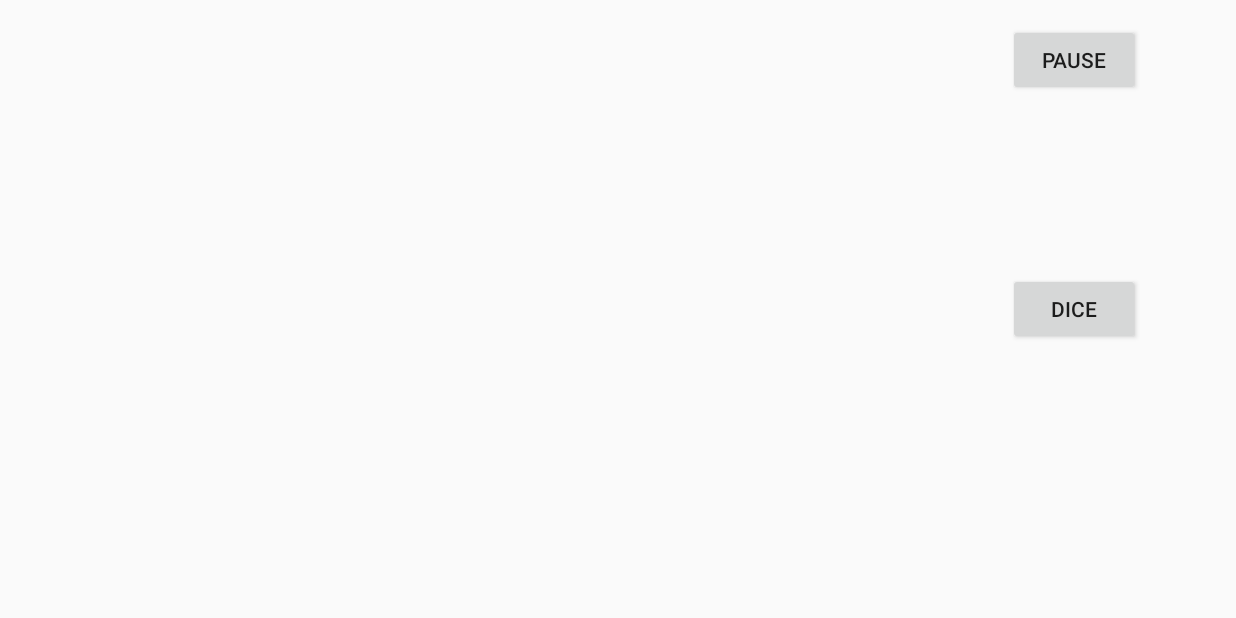
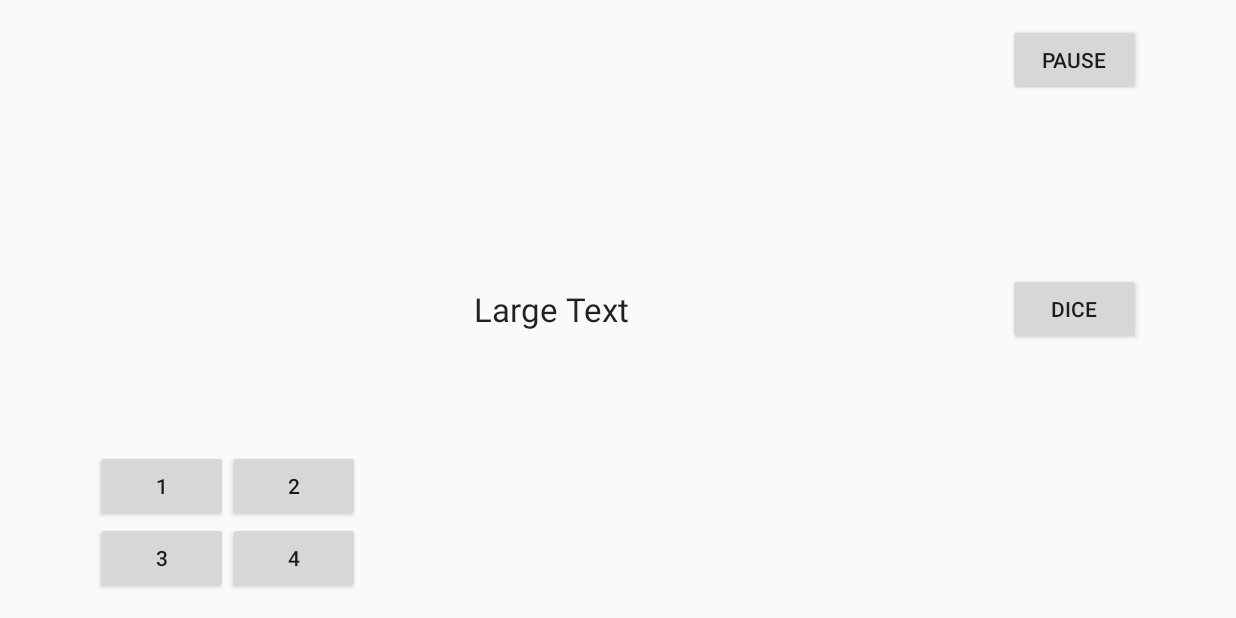
Before and after one commit to CarlosLeeGit/FlyingChess, an Android app: the ChessBoardAct screen opened directly, with no data from a screen before it, on a phone screen of 824 x 412 dp (held sideways). Run offline under Robolectric (Android 15) with nearby library versions, the phone set to English and light mode, and no system bars.

Commit message:
local game complete
2016.4.17 14:28

```diff
--- a/MyApplication/app/src/main/java/com/hy/lyx/fb/gw/wyx/lks/flyingchess/ChessBoard.java
+++ b/MyApplication/app/src/main/java/com/hy/lyx/fb/gw/wyx/lks/flyingchess/ChessBoard.java
@@ -6,7 +6,7 @@ import java.util.Random;
  * Created by karthur on 2016/4/9.
  */
 public class ChessBoard {//chess board data
-    public static final byte COLOR_RED=0,COLOR_GREEN=1,COLOR_BLUE=2,COLOR_WHITE=3;//玩家颜色
+    public static final int COLOR_RED=0,COLOR_GREEN=1,COLOR_BLUE=2,COLOR_WHITE=3;//玩家颜色
 
     private Dice dice;
     private Airplane[] airplanes;
@@ -14,25 +14,31 @@ public class ChessBoard {//chess board data
     public void init(){//call in game manager when a new game start
         dice = new Dice();
         airplanes=new Airplane[4];
+        airplanes[0]=new Airplane();
         airplanes[0].init();
+        airplanes[1]=new Airplane();
         airplanes[1].init();
+        airplanes[2]=new Airplane();
         airplanes[2].init();
+        airplanes[3]=new Airplane();
         airplanes[3].init();
+
     }
 
     public Dice getDice(){//call in game manager when user throw a dice
         return dice;
     }
 
-    public Airplane getAirplane(byte color){
+    public Airplane getAirplane(int color){
         return airplanes[color];
     }
+
 }
 
 class Airplane{
-    byte[] position;
+    int[] position;
     Airplane(){
-        position=new byte[4];
+        position=new int[4];
         init();
     }
     public void init(){
@@ -48,7 +54,7 @@ class Dice{
     public Dice(){
         r=new Random(System.currentTimeMillis());
     }
-    public byte roll(){
-        return (byte)(r.nextInt(5)+1);
+    public int roll(){
+        return (r.nextInt(6)+1);
     }
 }
--- a/MyApplication/app/src/main/java/com/hy/lyx/fb/gw/wyx/lks/flyingchess/ChessBoardAct.java
+++ b/MyApplication/app/src/main/java/com/hy/lyx/fb/gw/wyx/lks/flyingchess/ChessBoardAct.java
@@ -1,12 +1,16 @@
 package com.hy.lyx.fb.gw.wyx.lks.flyingchess;
 
 import android.content.Intent;
+import android.os.Handler;
+import android.os.Message;
 import android.support.v7.app.AppCompatActivity;
 import android.os.Bundle;
+import android.view.KeyEvent;
 import android.view.MotionEvent;
 import android.view.View;
 import android.widget.Button;
 import android.widget.RelativeLayout;
+import android.widget.TextView;
 
 import java.util.Timer;
 import java.util.TimerTask;
@@ -15,6 +19,19 @@ public class ChessBoardAct extends AppCompatActivity {
     RelativeLayout frame;
     Timer screenTimer,closeTimer;
     Button pause,dice;
+    Button r1,r2,r3,r4;
+    static TextView tv;
+    static Handler handler=new Handler() {
+        @Override
+        public void handleMessage(Message msg){
+            switch (msg.what){
+                case 1:
+                {
+                    tv.setText(msg.getData().getString("hh"));
+                }
+            }
+        }
+    };
     @Override
     protected void onCreate(Bundle savedInstanceState) {
         //ui setting
@@ -29,6 +46,11 @@ public class ChessBoardAct extends AppCompatActivity {
         closeTimer=new Timer();
         pause=(Button)findViewById(R.id.pause);
         dice=(Button)findViewById(R.id.dice);
+        r1=(Button)findViewById(R.id.R1);
+        r2=(Button)findViewById(R.id.R2);
+        r3=(Button)findViewById(R.id.R3);
+        r4=(Button)findViewById(R.id.R4);
+        tv = (TextView)findViewById(R.id.textView);
         //trigger
         frame.setOnTouchListener(new View.OnTouchListener() {
             @Override
@@ -68,6 +90,42 @@ public class ChessBoardAct extends AppCompatActivity {
             }
         });
         /////////////////add four plane trigger and when click a plane, we should call game manager :: choosePlane to choose plane
+        r1.setOnClickListener(new View.OnClickListener() {
+            @Override
+            public void onClick(View v) {
+                Game.getPlayer().setPlaneValid(0);
+            }
+        });
+        r2.setOnClickListener(new View.OnClickListener() {
+            @Override
+            public void onClick(View v) {
+                Game.getPlayer().setPlaneValid(1);
+            }
+        });
+        r3.setOnClickListener(new View.OnClickListener() {
+            @Override
+            public void onClick(View v) {
+                Game.getPlayer().setPlaneValid(2);
+            }
+        });
+        r4.setOnClickListener(new View.OnClickListener() {
+            @Override
+            public void onClick(View v) {
+                Game.getPlayer().setPlaneValid(3);
+            }
+        });
         Game.getGameManager().newTurn();
     }
+
+    @Override
+    public boolean dispatchKeyEvent(KeyEvent event) {
+        if (event.getKeyCode() == KeyEvent.KEYCODE_BACK) {
+            if (event.getAction() == KeyEvent.ACTION_DOWN && event.getRepeatCount() == 0) {
+                Game.getGameManager().gameOver();
+                finish();
+            }
+            return true;
+        }
+        return super.dispatchKeyEvent(event);
+    }
 }
--- a/MyApplication/app/src/main/java/com/hy/lyx/fb/gw/wyx/lks/flyingchess/ChooseModeAct.java
+++ b/MyApplication/app/src/main/java/com/hy/lyx/fb/gw/wyx/lks/flyingchess/ChooseModeAct.java
@@ -52,7 +52,7 @@ public class ChooseModeAct extends AppCompatActivity {
         local.setOnClickListener(new View.OnClickListener() {
             @Override
             public void onClick(View v) {//choose local game
-                GameManager.getDataManager().setGameMode(DataManager.GM_LOCAL);//set game mode
+                Game.getDataManager().setGameMode(DataManager.GM_LOCAL);//set game mode
                 Intent intent=new Intent(getApplicationContext(),GameInfoAct.class);
                 startActivity(intent);//switch to GameInfoAct
                 closeTimer.schedule(new TimerTask() {
@@ -79,7 +79,7 @@ public class ChooseModeAct extends AppCompatActivity {
         wlan.setOnClickListener(new View.OnClickListener() {
             @Override
             public void onClick(View v) {
-                GameManager.getDataManager().setGameMode(DataManager.GM_WLAN);
+                Game.getDataManager().setGameMode(DataManager.GM_WLAN);
                 Intent intent=new Intent(getApplicationContext(),LoginAct.class);
                 startActivity(intent);
                 closeTimer.schedule(new TimerTask() {
--- a/MyApplication/app/src/main/java/com/hy/lyx/fb/gw/wyx/lks/flyingchess/GameManager.java
+++ b/MyApplication/app/src/main/java/com/hy/lyx/fb/gw/wyx/lks/flyingchess/GameManager.java
@@ -1,4 +1,7 @@
 package com.hy.lyx.fb.gw.wyx.lks.flyingchess;
+
+import android.os.Bundle;
+import android.os.Message;
 
 import java.util.Random;
 
@@ -21,15 +24,23 @@ public class GameManager {//game process control
         gw.exit();
     }
 
-    public void turnTo(byte color){//call by other thread  be careful
-        byte dice,whichPlane;
+    public void turnTo(int color){//call by other thread  be careful
+        int dice,whichPlane;
         if(color==Game.getDataManager().getMyColor()){//it is my turn
             //get dice
             dice=Game.getPlayer().roll();
-            //get plane
-            whichPlane=Game.getPlayer().choosPlane();
             if(Game.getPlayer().canIMove(color,dice)){//can move a plane
-
+                //get plane
+                do {
+                    whichPlane=Game.getPlayer().choosePlane();
+                }while(!Game.getPlayer().move(color,whichPlane,dice));
+                ///UI update
+                Message msg = new Message();
+                Bundle b = new Bundle();
+                b.putString("hh",String.format("dice:%d 1:%d 2:%d 3:%d 4:%d",dice,Game.getChessBoard().getAirplane(color).position[0],Game.getChessBoard().getAirplane(color).position[1],Game.getChessBoard().getAirplane(color).position[2],Game.getChessBoard().getAirplane(color).position[3]));
+                msg.setData(b);
+                msg.what=1;
+                ChessBoardAct.handler.sendMessage(msg);
             }
             else{
 
@@ -39,7 +50,14 @@ public class GameManager {//game process control
             switch (Game.getDataManager().getGameMode()){
                 case DataManager.GM_LOCAL://local game
                 {
-
+                    Random r=new Random(System.currentTimeMillis());
+                    dice=r.nextInt(6)+1;
+                    if(Game.getPlayer().canIMove(color,dice)){
+                        do{
+                            whichPlane=r.nextInt(4);
+                        }while(!Game.getPlayer().move(color,whichPlane,dice));
+                        ///UI update
+                    }
                 }
                     break;
                 case DataManager.GM_BT:
@@ -64,10 +82,10 @@ class GameWorker implements Runnable{
 
     @Override
     public void run() {
-        byte i=0;
-        byte n=Game.getDataManager().getPlayerNumber();
+        int i=0;
+        int n=Game.getDataManager().getPlayerNumber();
         while(run){//control round
-            i=(byte) (i%n);
+            i=(i%4);
             Game.getGameManager().turnTo(Game.getDataManager().getPlayerOrder()[i]);
             i++;
         }
--- a/MyApplication/app/src/main/res/layout/activity_chess_board.xml
+++ b/MyApplication/app/src/main/res/layout/activity_chess_board.xml
@@ -30,6 +30,48 @@
         android:layout_width="match_parent"
         android:layout_height="match_parent"
         android:layout_toStartOf="@+id/dice"
-        android:layout_alignParentTop="true"></RelativeLayout>
+        android:layout_alignParentTop="true">
+
+        <Button
+            android:layout_width="wrap_content"
+            android:layout_height="wrap_content"
+            android:text="3"
+            android:id="@+id/R3"
+            android:layout_alignParentBottom="true"
+            android:layout_alignParentStart="true" />
+
+        <Button
+            android:layout_width="wrap_content"
+            android:layout_height="wrap_content"
+            android:text="4"
+            android:id="@+id/R4"
+            android:layout_alignParentBottom="true"
+            android:layout_toEndOf="@+id/R3" />
+
+        <Button
+            android:layout_width="wrap_content"
+            android:layout_height="wrap_content"
+            android:text="1"
+            android:id="@+id/R1"
+            android:layout_above="@+id/R3"
+            android:layout_alignParentStart="true" />
+
+        <Button
+            android:layout_width="wrap_content"
+            android:layout_height="wrap_content"
+            android:text="2"
+            android:id="@+id/R2"
+            android:layout_above="@+id/R4"
+            android:layout_alignStart="@+id/R4" />
+
+        <TextView
+            android:layout_width="wrap_content"
+            android:layout_height="wrap_content"
+            android:textAppearance="?android:attr/textAppearanceLarge"
+            android:text="Large Text"
+            android:id="@+id/textView"
+            android:layout_centerVertical="true"
+            android:layout_centerHorizontal="true" />
+    </RelativeLayout>
 
 </RelativeLayout>
```
Also changed, not shown: MyApplication/app/src/main/java/com/hy/lyx/fb/gw/wyx/lks/flyingchess/DataManager.java (+24 -18 lines), MyApplication/app/src/main/java/com/hy/lyx/fb/gw/wyx/lks/flyingchess/Player.java (+40 -12 lines).
